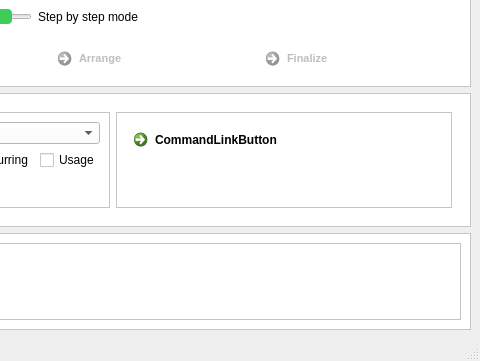
Qt form ZTool_clean/BillingPreview/UI/qt/ZTools.ui (stef-tel/ZTool_clean) before a commit; both pictures show x 595 to 1075 and y 81 to 442 of the 1075 by 442 pixel window.
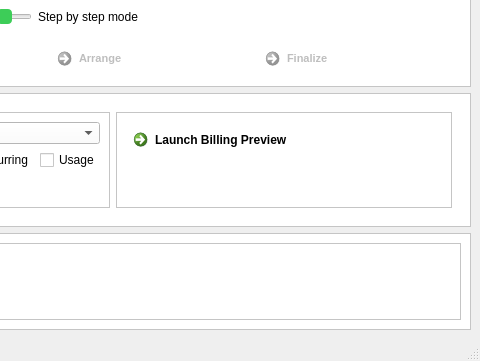
The same form after that commit. The open tabs and pages were chosen to show the change. Icons and pictures are not drawn.

Commit message: UI improvements : - splashscreen life is on when launching the app - result frame : column are now stretching to the size of the frame - warning msgbox when starting new Process again

Patch:
```diff
--- a/ZTool_clean/BillingPreview/UI/qt/ZTools.ui
+++ b/ZTool_clean/BillingPreview/UI/qt/ZTools.ui
@@ -747,7 +747,17 @@
               <item row="0" column="0">
                <widget class="QCommandLinkButton" name="commandLinkButton_2">
                 <property name="text">
-                 <string>CommandLinkButton</string>
+                 <string>Launch Billing Preview</string>
+                </property>
+                <property name="icon">
+                 <iconset resource="ztools.qrc">
+                  <normaloff>:/Buttons/images/billingLaunch.png</normaloff>:/Buttons/images/billingLaunch.png</iconset>
+                </property>
+                <property name="iconSize">
+                 <size>
+                  <width>40</width>
+                  <height>40</height>
+                 </size>
                 </property>
                </widget>
               </item>
```
Left out of the diff: 12 changed lines with no effect on the pictures. The commit also changes 7 other files.
